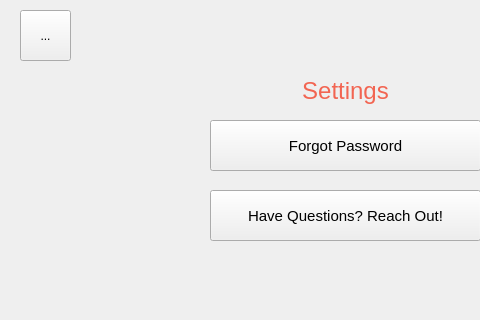
The window that King_Project/settingsform.ui (greg-maceachern12/MicroManage) describes before a commit, drawn with Qt 5; both pictures show x 0 to 480 and y 0 to 320 of the 689 by 547 pixel window.
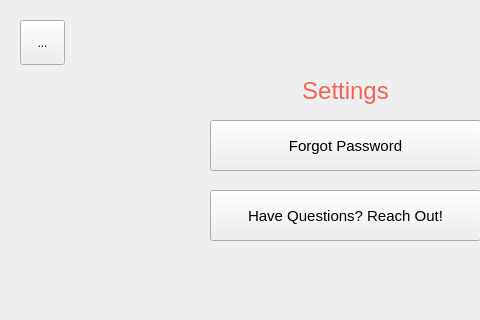
The same window after the commit.

Commit message: Created separate directories for the css style sheets and the images. Added the icons for MainPage, the side menu, and edit mode button. Fixed menu buttons on all pages so that it is always in the same position with the same size. Set the fixed width for the side menu. Linked the edit mode button of the Profile class to the makeEditable() method.

```diff
--- a/King_Project/settingsform.ui
+++ b/King_Project/settingsform.ui
@@ -72,9 +72,9 @@
    <property name="geometry">
     <rect>
      <x>20</x>
-     <y>10</y>
-     <width>51</width>
-     <height>51</height>
+     <y>20</y>
+     <width>45</width>
+     <height>45</height>
     </rect>
    </property>
    <property name="text">
```
Left out of the diff: 2 changed lines with no effect on the pictures. The commit also changes 41 other files.
